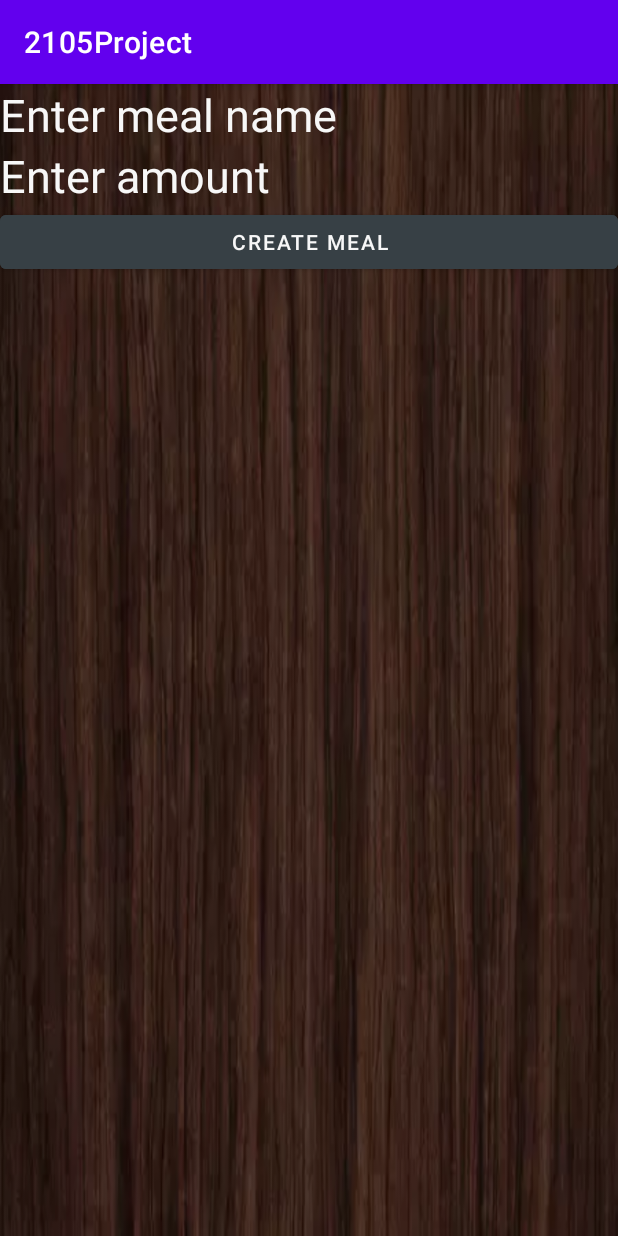
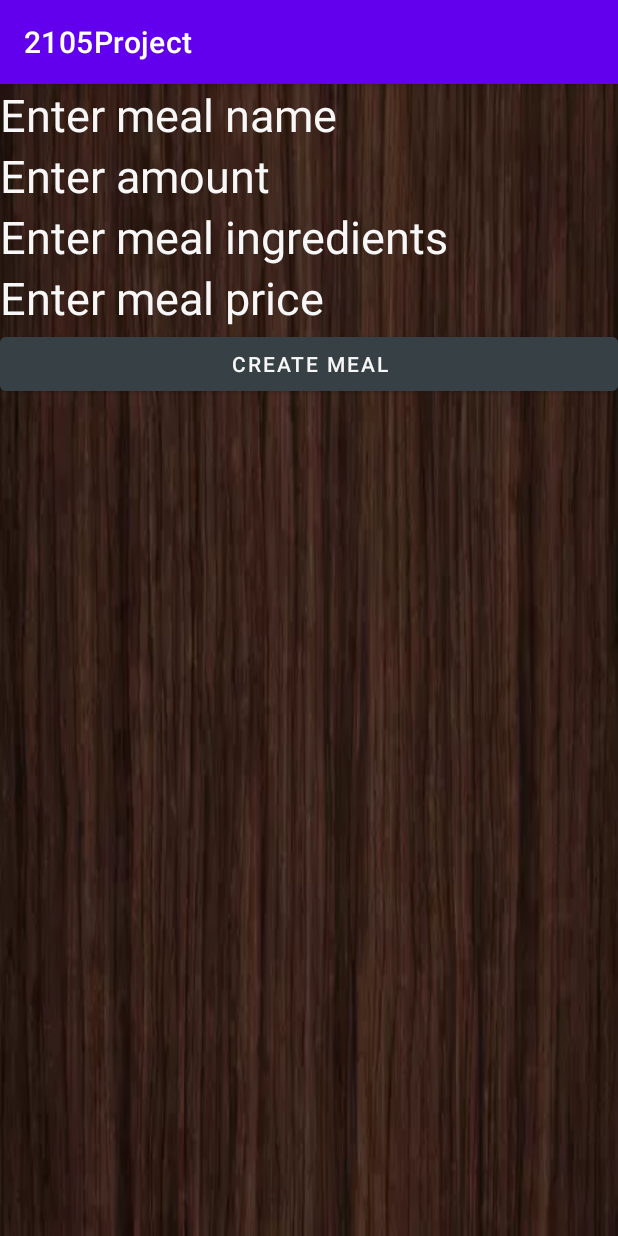
Before and after one commit to Mikadaisuki/2105Project, an Android app: the cookMenuActivity screen opened directly, with no data from a screen before it, on a phone screen of 412 x 824 dp. Run offline under Robolectric (Android 15) with nearby library versions, the phone set to English and light mode, and no system bars; our stand-ins replace Firebase (no records; nobody signed in at launch, a user with empty details on screens opened directly).

Commit message:
D3 update

```diff
--- a/app/src/main/java/com/example/a2105project/clientMenuActivity.java
+++ b/app/src/main/java/com/example/a2105project/clientMenuActivity.java
@@ -84,7 +84,7 @@ public class clientMenuActivity extends AppCompatActivity {
 
                                 Map<String, String> dataMap = new HashMap<>();
                                 dataMap.put("MealName", meal.getMealName());
-                                dataMap.put("MealAmount", "x" + meal.getAmount());
+                                dataMap.put("MealAmount", "x"+meal.getAmount()+" each"+meal.getPrice()+"$");
                                 dataMap.put("cookEmail", meal.getCookEmail());
                                 data.add(dataMap);
                             }
--- a/app/src/main/java/com/example/a2105project/cookMenuActivity.java
+++ b/app/src/main/java/com/example/a2105project/cookMenuActivity.java
@@ -32,10 +32,10 @@ import java.util.Map;
 
 public class cookMenuActivity extends AppCompatActivity {
     private DatabaseReference cookMenuRef;
-    private String CookEmail,Meal_name,Meal_amount;
+    private String CookEmail,Meal_name,Meal_amount,Meal_ingredients,Meal_price;
 
     private Button createBtn;
-    private EditText meal_name,meal_amount;
+    private EditText meal_name,meal_amount,meal_ingredients,meal_price;
 
     private ListView cookMenuList;
     private List<Meal> Menu = new LinkedList<>();
@@ -51,6 +51,8 @@ public class cookMenuActivity extends AppCompatActivity {
         createBtn = (Button)findViewById(R.id.createBtn);
         meal_name = (EditText)findViewById(R.id.meal_name);
         meal_amount = (EditText)findViewById(R.id.meal_amount);
+        meal_ingredients = (EditText)findViewById(R.id.meal_ingredients);
+        meal_price = (EditText)findViewById(R.id.meal_price);
         cookMenuList = (ListView)findViewById(R.id.cookMenuList);
 
         cookMenuRef = FirebaseDatabase.getInstance().getReference("Menu/"+CookEmail);
@@ -75,16 +77,40 @@ public class cookMenuActivity extends AppCompatActivity {
                 Meal_amount = editable.toString();}
         });
 
+        meal_ingredients.addTextChangedListener(new TextWatcher() {
+            @Override
+            public void beforeTextChanged(CharSequence charSequence, int i, int i1, int i2) {}
+            @Override
+            public void onTextChanged(CharSequence charSequence, int i, int i1, int i2) {}
+            @Override
+            public void afterTextChanged(Editable editable) {
+                Meal_ingredients = editable.toString();
+            }
+        });
+
+        meal_price.addTextChangedListener(new TextWatcher() {
+            @Override
+            public void beforeTextChanged(CharSequence charSequence, int i, int i1, int i2) {}
+            @Override
+            public void onTextChanged(CharSequence charSequence, int i, int i1, int i2) {}
+            @Override
+            public void afterTextChanged(Editable editable) {
+                Meal_price = editable.toString();
+            }
+        });
+
         createBtn.setOnClickListener(new View.OnClickListener() {
             @Override
             public void onClick(View view) {
                 System.out.println("reach0");
-                if (Meal_name != null && Meal_amount != null){
+                if (Meal_name != null && Meal_amount != null && Meal_price != null && Meal_ingredients != null){
                     System.out.println("reach1");
                     int j = Integer.parseInt(Meal_amount);
                     Meal meal = new Meal(Meal_name);
                     meal.setCookEmail(CookEmail);
                     meal.setAmount(j);
+                    meal.setIngredients(Meal_ingredients);
+                    meal.setPrice(Meal_price);
                     if(Menu.isEmpty()){
                         cookMenuRef.child(Meal_name).setValue(meal);
                     }
@@ -123,7 +149,7 @@ public class cookMenuActivity extends AppCompatActivity {
 
                     Map<String, String> dataMap = new HashMap<>();
                     dataMap.put("MealName",meal.getMealName());
-                    dataMap.put("MealAmount","x"+meal.getAmount());
+                    dataMap.put("MealAmount","x"+meal.getAmount()+" each"+meal.getPrice()+"$");
                     dataMap.put("cookEmail",meal.getCookEmail());
                     data.add(dataMap);
                 }
--- a/app/src/main/res/layout/activity_cook_menu.xml
+++ b/app/src/main/res/layout/activity_cook_menu.xml
@@ -33,6 +33,25 @@
             android:textColor="#F7F7F7"
             android:textColorHint="#F7F7F7"/>
 
+        <EditText
+            android:id="@+id/meal_ingredients"
+            android:layout_width="match_parent"
+            android:layout_height="wrap_content"
+            android:hint="Enter meal ingredients"
+            android:textSize="30dp"
+            android:background="@android:color/transparent"
+            android:textColor="#F7F7F7"
+            android:textColorHint="#F7F7F7" />
+        <EditText
+            android:id="@+id/meal_price"
+            android:layout_width="match_parent"
+            android:layout_height="wrap_content"
+            android:hint="Enter meal price"
+            android:textSize="30dp"
+            android:background="@android:color/transparent"
+            android:textColor="#F7F7F7"
+            android:textColorHint="#F7F7F7" />
+
         <Button
             android:id="@+id/createBtn"
             android:layout_width="match_parent"
```
Also changed, not shown: app/src/main/java/com/example/a2105project/Entity/Meal.java (+19 -2 lines), app/src/main/res/layout/menu_list.xml (+4 -6 lines), 1 other file.
